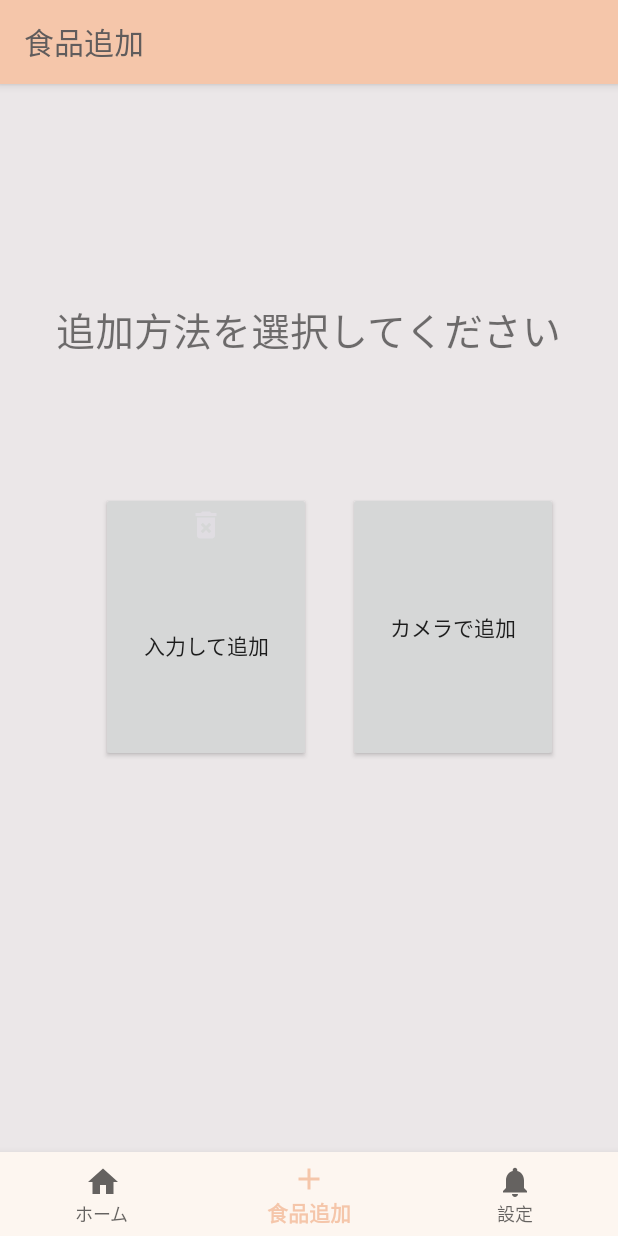
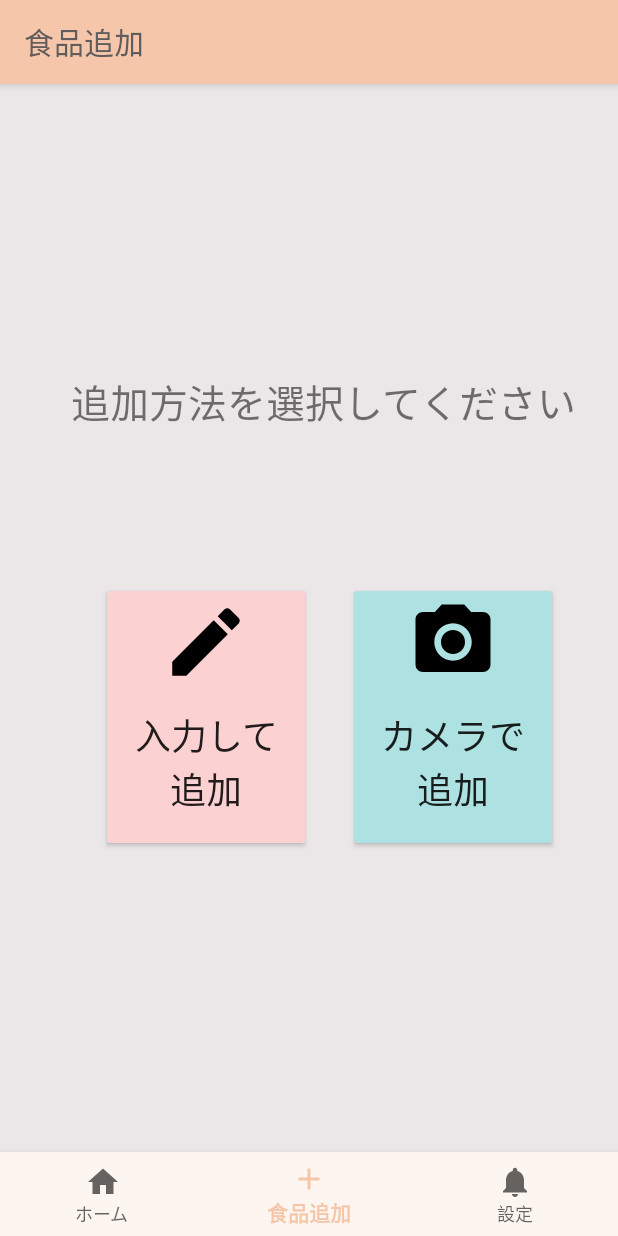
Before and after one commit to TE4AFLRS/FLRS, an Android app: the PageRegisterSelectFragment screen opened through its navigation route, on a phone screen of 412 x 824 dp. Run offline under Robolectric (Android 15) with nearby library versions, the phone set to English and light mode, and no system bars; our stand-ins replace Room's generated code, navigation-ui.

Commit message:
ryuta commit

```diff
--- a/app/src/main/res/drawable/button_delete.xml
+++ b/app/src/main/res/drawable/button_delete.xml
@@ -5,5 +5,5 @@
         android:height="50dp"
         android:width="50dp"></size>
 
-    <solid android:color="#E91E63"/>
+    <solid android:color="#FFA9D1"/>
 </shape>
--- /dev/null
+++ b/app/src/main/res/drawable/ic_camera.xml
@@ -0,0 +1,16 @@
+<?xml version="1.0" encoding="utf-8"?>
+<vector xmlns:android="http://schemas.android.com/apk/res/android"
+    android:width="60dp"
+    android:height="60dp"
+    android:viewportWidth="24"
+    android:viewportHeight="24">
+
+    <path
+        android:pathData="M0 0h24v24H0z" />
+    <path
+        android:fillColor="#000000"
+        android:pathData="M 12 8.8 C 13.7673111995 8.8 15.2 10.2326888005 15.2 12 C 15.2 13.7673111995 13.7673111995 15.2 12 15.2 C 10.2326888005 15.2 8.8 13.7673111995 8.8 12 C 8.8 10.2326888005 10.2326888005 8.8 12 8.8 Z" />
+    <path
+        android:fillColor="#000000"
+        android:pathData="M9 2L7.17 4H4c-1.1 0-2 0.9-2 2v12c0 1.1 0.9 2 2 2h16c1.1 0 2-0.9 2-2V6c0-1.1-0.9-2-2-2h-3.17L15 2H9zm3 15c-2.76 0-5-2.24-5-5s2.24-5 5-5 5 2.24 5 5-2.24 5-5 5z" />
+</vector>
--- a/app/src/main/res/drawable/ic_dashboard_black_24dp.xml
+++ /dev/null
@@ -1,9 +0,0 @@
-<vector xmlns:android="http://schemas.android.com/apk/res/android"
-    android:width="24dp"
-    android:height="24dp"
-    android:viewportWidth="24.0"
-    android:viewportHeight="24.0">
-    <path
-        android:fillColor="#FF000000"
-        android:pathData="M3,13h8L11,3L3,3v10zM3,21h8v-6L3,15v6zM13,21h8L21,11h-8v10zM13,3v6h8L21,3h-8z" />
-</vector>
--- /dev/null
+++ b/app/src/main/res/drawable/ic_edit.xml
@@ -0,0 +1,13 @@
+<?xml version="1.0" encoding="utf-8"?>
+<vector xmlns:android="http://schemas.android.com/apk/res/android"
+    android:width="60dp"
+    android:height="60dp"
+    android:viewportWidth="24"
+    android:viewportHeight="24">
+
+    <path
+        android:pathData="M0 0h24v24H0z" />
+    <path
+        android:fillColor="#000000"
+        android:pathData="M3 17.25V21h3.75L17.81 9.94l-3.75-3.75L3 17.25zM20.71 7.04c0.39-0.39 0.39 -1.02 0-1.41l-2.34-2.34c-0.39-0.39-1.02-0.39-1.41 0l-1.83 1.83 3.75 3.75 1.83-1.83z" />
+</vector>
--- a/app/src/main/res/layout/fragment_page_insert.xml
+++ b/app/src/main/res/layout/fragment_page_insert.xml
@@ -13,6 +13,7 @@
         android:layout_height="wrap_content"
         android:clickable="true"
         android:src="@drawable/ic_page_register_select_black_24dp"
+        app:backgroundTint="@color/isle_tone_blue"
         app:layout_constraintBottom_toBottomOf="parent"
         app:layout_constraintEnd_toEndOf="parent"
         app:layout_constraintHorizontal_bias="0.845"
@@ -45,6 +46,7 @@
         android:layout_height="wrap_content"
         android:width="100dp"
         android:height="70dp"
+        android:backgroundTint="@color/almond"
         android:text="@string/button_register"
         app:layout_constraintBottom_toBottomOf="parent"
         app:layout_constraintEnd_toEndOf="parent"
--- a/app/src/main/res/layout/fragment_page_register_select.xml
+++ b/app/src/main/res/layout/fragment_page_register_select.xml
@@ -4,12 +4,13 @@
     xmlns:tools="http://schemas.android.com/tools"
     android:layout_width="match_parent"
     android:layout_height="match_parent"
+    android:backgroundTint="@color/light_orchid_pink"
     tools:context=".ui.page_register_select.PageRegisterSelectFragment">
 
     <TextView
         android:id="@+id/text_PageRegisterSelect"
-        android:layout_width="wrap_content"
-        android:layout_height="wrap_content"
+        android:layout_width="344dp"
+        android:layout_height="77dp"
         android:layout_marginStart="8dp"
         android:layout_marginTop="8dp"
         android:layout_marginEnd="8dp"
@@ -17,19 +18,21 @@
         android:textSize="26sp"
         app:layout_constraintBottom_toTopOf="@+id/button_manal_register"
         app:layout_constraintEnd_toEndOf="parent"
-        app:layout_constraintHorizontal_bias="0.497"
+        app:layout_constraintHorizontal_bias="0.757"
         app:layout_constraintStart_toStartOf="parent"
         app:layout_constraintTop_toTopOf="parent"
-        app:layout_constraintVertical_bias="0.606" />
+        app:layout_constraintVertical_bias="0.746" />
 
     <Button
         android:id="@+id/button_manal_register"
         android:layout_width="140dp"
         android:layout_height="180dp"
         android:layout_marginStart="40dp"
-        android:layout_marginBottom="260dp"
-        android:drawableTop="@drawable/ic_delete"
+        android:layout_marginBottom="200dp"
+        android:backgroundTint="@color/light_orchid_pink"
+        android:drawableTop="@drawable/ic_edit"
         android:text="入力して追加"
+        android:textSize="24dp"
         app:layout_constraintBottom_toBottomOf="parent"
         app:layout_constraintEnd_toStartOf="@+id/button_camera_register"
         app:layout_constraintHorizontal_bias="0.521"
@@ -40,8 +43,11 @@
         android:layout_width="140dp"
         android:layout_height="180dp"
         android:layout_marginEnd="40dp"
-        android:layout_marginBottom="260dp"
+        android:layout_marginBottom="200dp"
+        android:backgroundTint="@color/isle_tone_blue"
+        android:drawableTop="@drawable/ic_camera"
         android:text="カメラで追加"
+        android:textSize="24dp"
         app:layout_constraintBottom_toBottomOf="parent"
         app:layout_constraintEnd_toEndOf="parent" />
 
--- a/app/src/main/res/values/colors.xml
+++ b/app/src/main/res/values/colors.xml
@@ -15,5 +15,6 @@
     <color name="acropolis">#F8E2CF</color>
     <color name="almond">#F5C6AA</color>
     <color name="darkGray">#605C5C</color>
-
+    <color name="isle_tone_blue">#AEE1E1</color>
+    <color name="light_orchid_pink">#FCD1D1</color>
 </resources>
```
